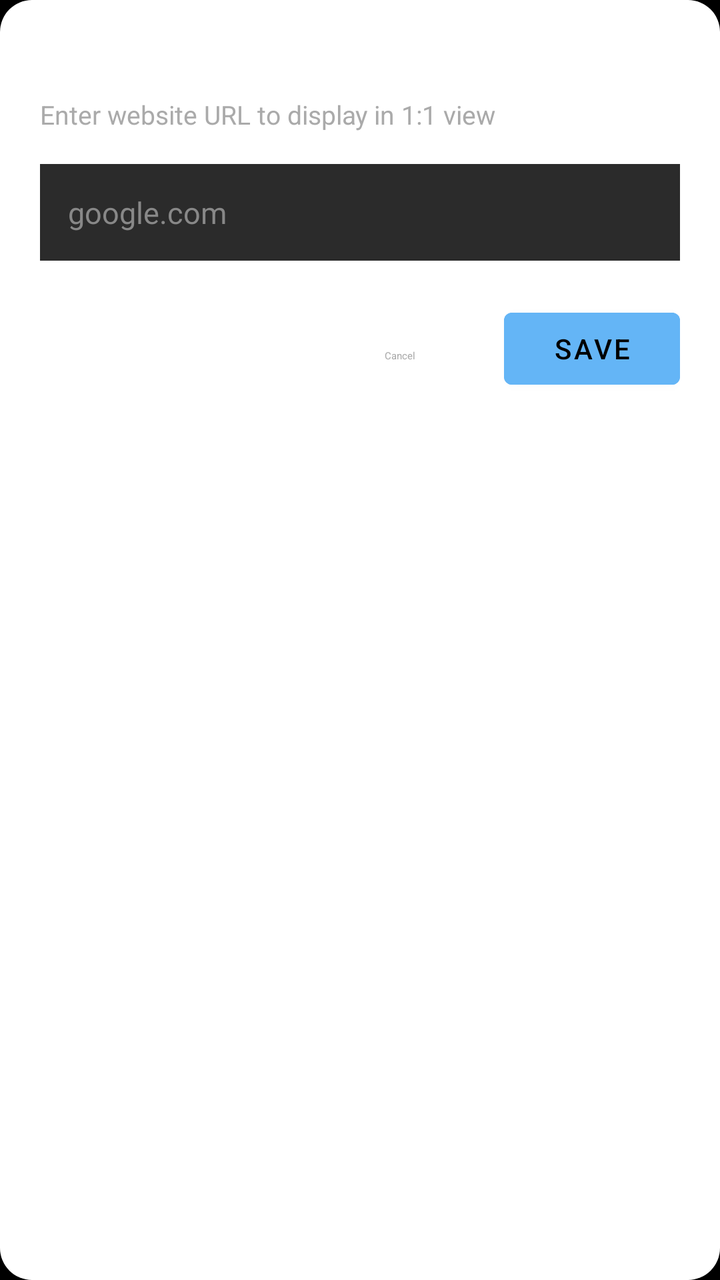
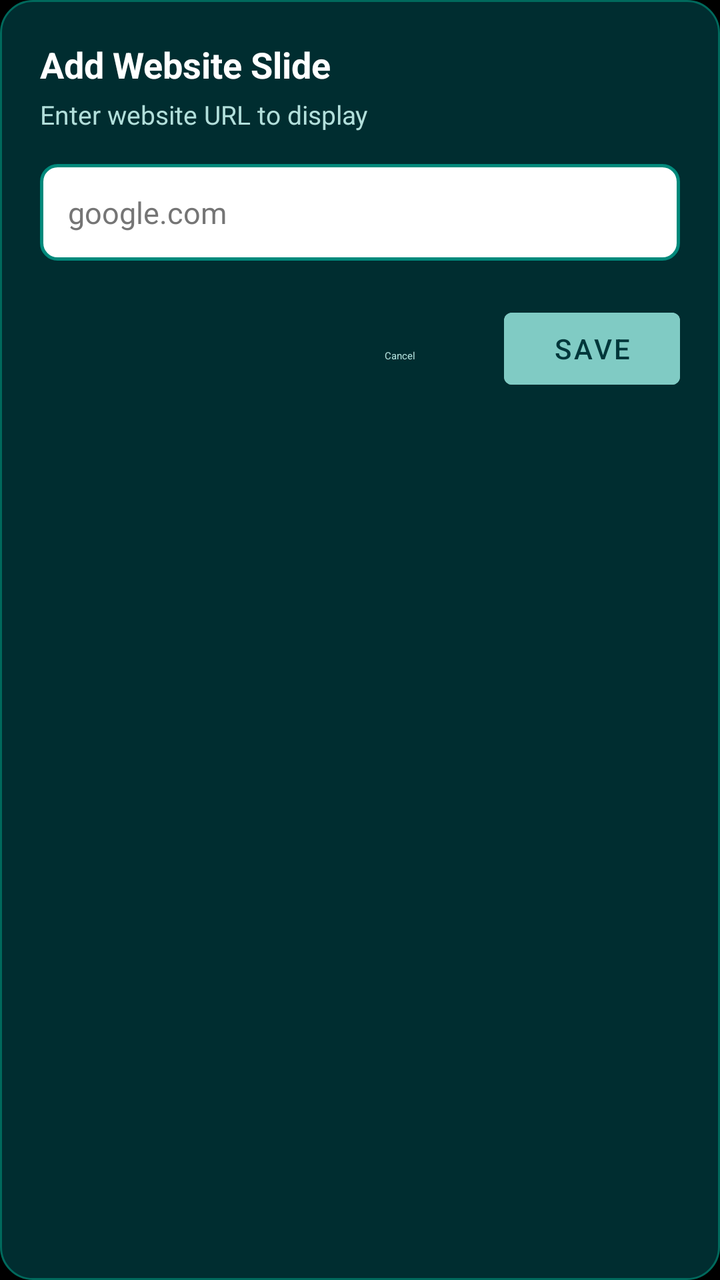

Compare the two renders of this Android layout. The source of the first and the diff that turns it into the second are given below.
<!-- AndroidManifest.xml: application theme Theme.CustomScreen -->
<!-- res/layout/dialog_add_website.xml -->
<?xml version="1.0" encoding="utf-8"?>
<LinearLayout xmlns:android="http://schemas.android.com/apk/res/android"
    android:layout_width="match_parent"
    android:layout_height="wrap_content"
    android:background="@drawable/bg_dialog_rounded"
    android:orientation="vertical"
    android:padding="20dp">

    <TextView
        android:id="@+id/dialog_website_title"
        android:layout_width="match_parent"
        android:layout_height="wrap_content"
        android:text="Add Website Slide"
        android:textColor="#FFFFFF"
        android:textSize="18sp"
        android:textStyle="bold" />

    <TextView
        android:layout_width="match_parent"
        android:layout_height="wrap_content"
        android:layout_marginTop="4dp"
        android:text="Enter website URL to display in 1:1 view"
        android:textColor="#AAAAAA"
        android:textSize="13sp" />

    <EditText
        android:id="@+id/edit_website_url"
        android:layout_width="match_parent"
        android:layout_height="wrap_content"
        android:layout_marginTop="16dp"
        android:background="#2B2B2B"
        android:hint="google.com"
        android:textColorHint="#888888"
        android:inputType="textUri"
        android:padding="14dp"
        android:textColor="#FFFFFF"
        android:textSize="15sp" />

    <LinearLayout
        android:layout_width="match_parent"
        android:layout_height="wrap_content"
        android:layout_marginTop="20dp"
        android:gravity="end"
        android:orientation="horizontal">

        <Button
            android:id="@+id/btn_cancel_website"
            style="@style/Widget.Material3.Button.TextButton"
            android:layout_width="wrap_content"
            android:layout_height="wrap_content"
            android:text="Cancel"
            android:textColor="#AAAAAA" />

        <Button
            android:id="@+id/btn_save_website"
            android:layout_width="wrap_content"
            android:layout_height="wrap_content"
            android:layout_marginStart="8dp"
            android:backgroundTint="#64B5F6"
            android:text="Save"
            android:textColor="#000000" />
    </LinearLayout>
</LinearLayout>
<!-- resources referenced by this layout -->
<resources>
  <!-- drawable bg_dialog_rounded (drawable) -->
  <?xml version="1.0" encoding="utf-8"?>
  <shape xmlns:android="http://schemas.android.com/apk/res/android"
      android:shape="rectangle">
      <solid android:color="#FFFFFF" />
      <corners android:radius="16dp" />
  </shape>
  <style name="Theme.CustomScreen" parent="Theme.MaterialComponents.DayNight.NoActionBar">
          <item name="android:windowBackground">@android:color/black</item>
          <item name="android:statusBarColor">@android:color/transparent</item>
          <item name="android:navigationBarColor">@android:color/transparent</item>
          <item name="android:windowLightStatusBar">false</item>
          <item name="android:windowLightNavigationBar">false</item>
      </style>
</resources>

<!-- the commit's change to res/layout/dialog_add_website.xml (unified diff, before → after) -->
@@ -2,7 +2,7 @@
 <LinearLayout xmlns:android="http://schemas.android.com/apk/res/android"
     android:layout_width="match_parent"
     android:layout_height="wrap_content"
-    android:background="@drawable/bg_dialog_rounded"
+    android:background="@drawable/bg_dialog_rounded_cyan"
     android:orientation="vertical"
     android:padding="20dp">
 
@@ -19,8 +19,8 @@
         android:layout_width="match_parent"
         android:layout_height="wrap_content"
         android:layout_marginTop="4dp"
-        android:text="Enter website URL to display in 1:1 view"
-        android:textColor="#AAAAAA"
+        android:text="Enter website URL to display"
+        android:textColor="#B2DFDB"
         android:textSize="13sp" />
 
     <EditText
@@ -28,12 +28,12 @@
         android:layout_width="match_parent"
         android:layout_height="wrap_content"
         android:layout_marginTop="16dp"
-        android:background="#2B2B2B"
+        android:background="@drawable/bg_input_white_border_cyan"
         android:hint="google.com"
-        android:textColorHint="#888888"
+        android:textColorHint="#757575"
         android:inputType="textUri"
         android:padding="14dp"
-        android:textColor="#FFFFFF"
+        android:textColor="#000000"
         android:textSize="15sp" />
 
     <LinearLayout
@@ -49,15 +49,15 @@
             android:layout_width="wrap_content"
             android:layout_height="wrap_content"
             android:text="Cancel"
-            android:textColor="#AAAAAA" />
+            android:textColor="#B2DFDB" />
 
         <Button
             android:id="@+id/btn_save_website"
             android:layout_width="wrap_content"
             android:layout_height="wrap_content"
             android:layout_marginStart="8dp"
-            android:backgroundTint="#64B5F6"
+            android:backgroundTint="#80CBC4"
             android:text="Save"
-            android:textColor="#000000" />
+            android:textColor="#00363A" />
     </LinearLayout>
 </LinearLayout>
<!-- resource entries referenced after the edit -->
@@ -1,11 +1,24 @@
 <!-- resources referenced by this layout -->
 <resources>
-  <!-- drawable bg_dialog_rounded (drawable) -->
+  <!-- drawable bg_dialog_rounded_cyan (drawable) -->
+  <?xml version="1.0" encoding="utf-8"?>
+  <shape xmlns:android="http://schemas.android.com/apk/res/android"
+      android:shape="rectangle">
+      <solid android:color="#002D30" />
+      <stroke
+          android:width="1dp"
+          android:color="#00695C" />
+      <corners android:radius="16dp" />
+  </shape>
+  <!-- drawable bg_input_white_border_cyan (drawable) -->
   <?xml version="1.0" encoding="utf-8"?>
   <shape xmlns:android="http://schemas.android.com/apk/res/android"
       android:shape="rectangle">
       <solid android:color="#FFFFFF" />
-      <corners android:radius="16dp" />
+      <stroke
+          android:width="1.5dp"
+          android:color="#00897B" />
+      <corners android:radius="8dp" />
   </shape>
   <style name="Theme.CustomScreen" parent="Theme.MaterialComponents.DayNight.NoActionBar">
           <item name="android:windowBackground">@android:color/black</item>
